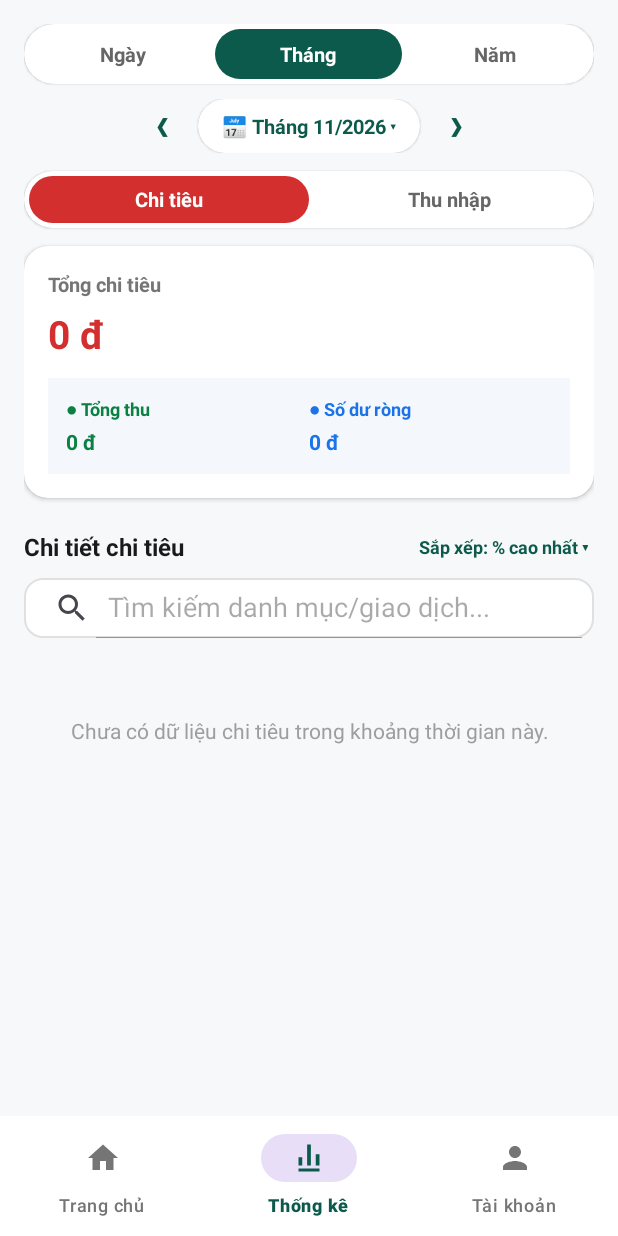
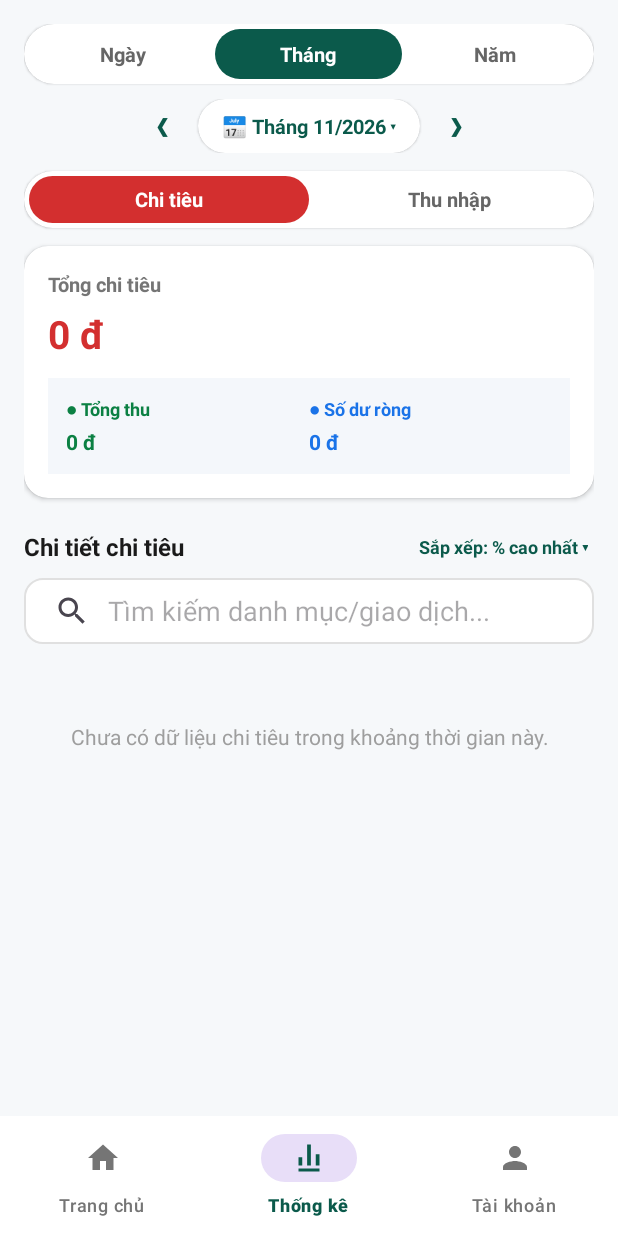
Before and after one commit to kietnt1905/SmartSpend-Android, an Android app: the screen it shows after launch (MainActivity), item 2 of the bottom bar chosen, on a phone screen of 412 x 824 dp. Run offline under Robolectric (Android 15) with nearby library versions, the phone set to English and light mode, and no system bars; 1 statement that could not run was skipped.

Commit message:
fix(statistic): bỏ gạch chân đen mặc định của SearchView

```diff
--- a/app/src/main/res/layout/fragment_statistic.xml
+++ b/app/src/main/res/layout/fragment_statistic.xml
@@ -337,11 +337,13 @@
         <androidx.appcompat.widget.SearchView
             android:id="@+id/svTransactionSearch"
             android:layout_width="match_parent"
-            android:layout_height="40dp"
+            android:layout_height="44dp"
             android:layout_marginBottom="12dp"
             android:background="@drawable/bg_search_view"
             app:iconifiedByDefault="false"
-            app:queryHint="Tìm kiếm danh mục/giao dịch..." />
+            app:queryBackground="@android:color/transparent"
+            app:queryHint="Tìm kiếm danh mục/giao dịch..."
+            app:submitBackground="@android:color/transparent" />
 
         <!-- Empty State -->
         <TextView
```
